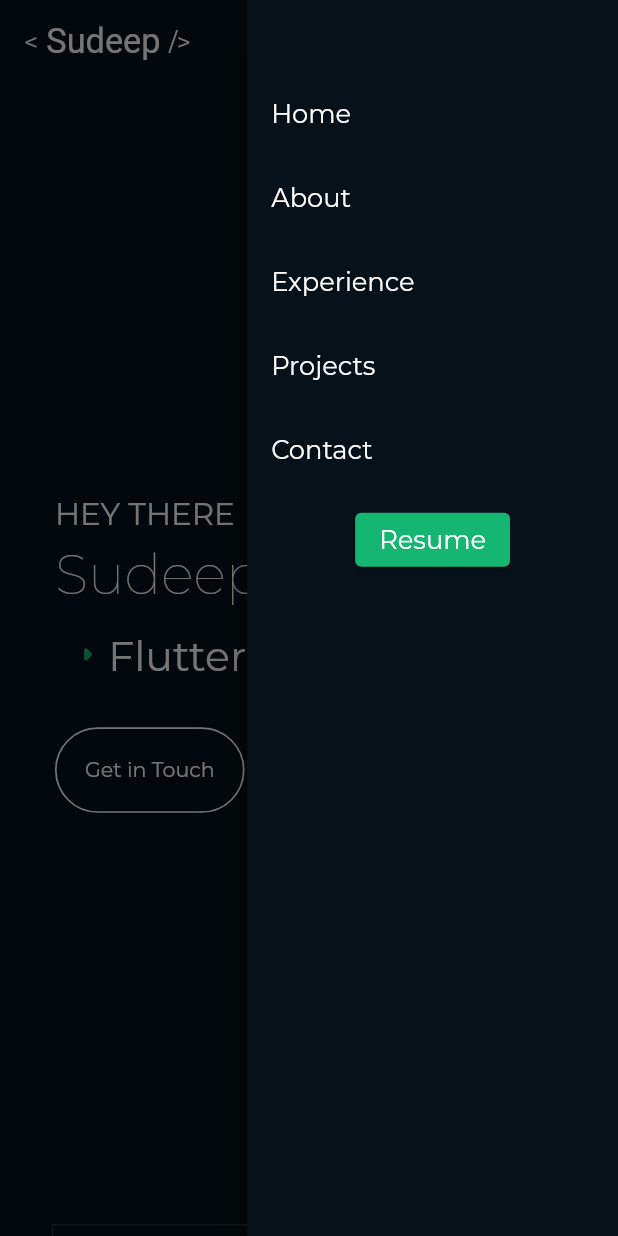
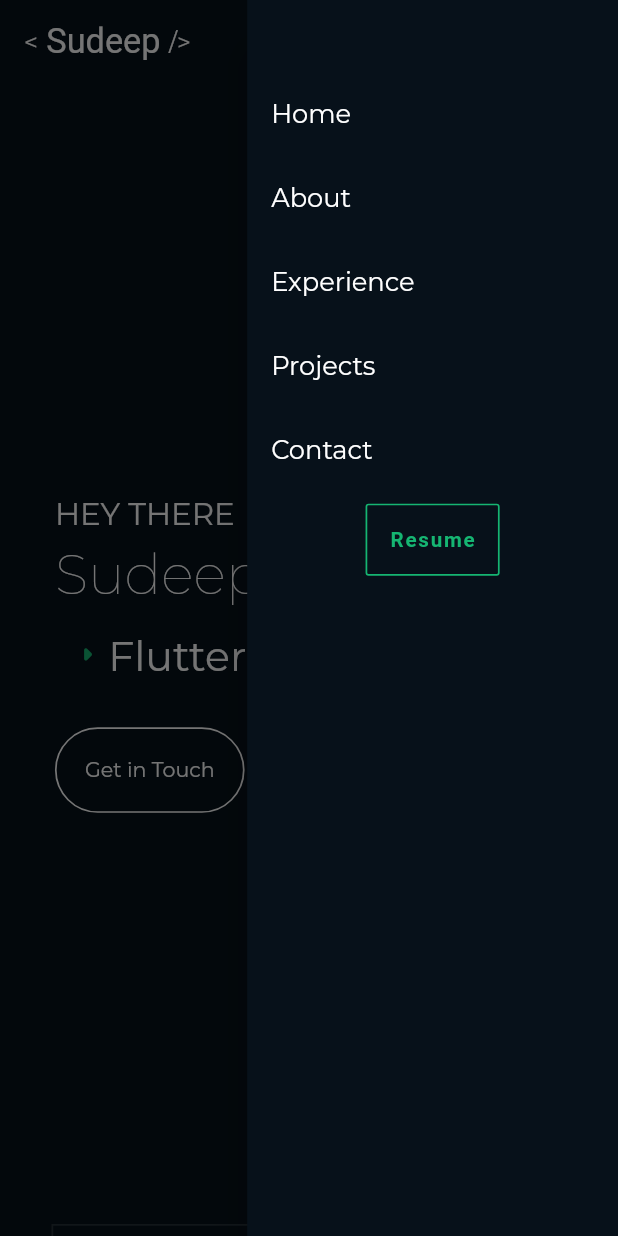
Before and after one commit to jaiswal4sudeep/Portfolio, a Flutter app: the screen it shows after launch, in the side drawer, after a tap on "Resume", on a phone screen of 412 x 824 dp. Run offline on Flutter 3.47's test engine with Material 2 defaults, Android fonts, the phone set to English and light mode, and no system bars; drawn by our look-alikes of animated_text_kit, scroll_to_index; our stand-ins replace flutter_hooks, flutter_screenutil, font_awesome_flutter, google_fonts, hooks_riverpod, lottie and 1 more; missing offline and left inert: swipe_deck; Roboto replaces fonts that are missing (Allura).

Commit message:
bug fixex

```diff
--- a/lib/screens/_dashboard/widgets/mobile_drawer.dart
+++ b/lib/screens/_dashboard/widgets/mobile_drawer.dart
@@ -76,13 +76,34 @@ class MobileDrawer extends StatelessWidget {
           ),
           Padding(
             padding: const EdgeInsets.all(8.0),
-            child: ElevatedButton(
+            child: TextButton(
               onPressed: () {},
-              style: ElevatedButton.styleFrom(
-                primary: AppConstant.primaryColor,
-                textStyle: Theme.of(context).textTheme.headline4,
+              style: ButtonStyle(
+                overlayColor: MaterialStateColor.resolveWith(
+                  (states) => AppConstant.primaryColor.withOpacity(0.2),
+                ),
+                shape: MaterialStateProperty.all(
+                  RoundedRectangleBorder(
+                    borderRadius: BorderRadius.circular(2.0),
+                    side: BorderSide(
+                      color: AppConstant.primaryColor,
+                      width: 1.sp,
+                    ),
+                  ),
+                ),
               ),
-              child: const Text('Resume'),
+              child: Padding(
+                padding: const EdgeInsets.all(8.0),
+                child: Text(
+                  'Resume',
+                  style: TextStyle(
+                    color: AppConstant.primaryColor,
+                    fontWeight: FontWeight.w600,
+                    fontSize: 12.sp,
+                    letterSpacing: 1.2,
+                  ),
+                ),
+              ),
             ),
           ),
         ],
--- a/lib/screens/c_experience/widgets/worked_on.dart
+++ b/lib/screens/c_experience/widgets/worked_on.dart
@@ -19,7 +19,7 @@ class WorkedOn extends StatelessWidget {
         child: Row(
           children: [
             SizedBox(
-              width: 70,
+              width: 60,
               height: 110,
               child: Stack(
                 children: [
@@ -33,7 +33,7 @@ class WorkedOn extends StatelessWidget {
                   Center(
                     child: CircleAvatar(
                       backgroundColor: AppConstant.primaryColor,
-                      radius: 17.r,
+                      radius: 30,
                       child: FaIcon(
                         FontAwesomeIcons.code,
                         color: AppConstant.titlecolor,
@@ -44,9 +44,9 @@ class WorkedOn extends StatelessWidget {
                 ],
               ),
             ),
-            SizedBox(
-              width: 5.w,
-            ),
+            // SizedBox(
+            //   width: 5.w,
+            // ),
             SizedBox(
               child: Column(
                 crossAxisAlignment: CrossAxisAlignment.start,
--- a/lib/screens/e_contact/widgets/contact_section.dart
+++ b/lib/screens/e_contact/widgets/contact_section.dart
@@ -52,7 +52,7 @@ class ContactSection extends HookConsumerWidget {
                       Padding(
                         padding: const EdgeInsets.all(8.0),
                         child: Text(
-                          'Contact Form',
+                          'Contact',
                           style: Theme.of(context).textTheme.headline4,
                         ),
                       ),
```
